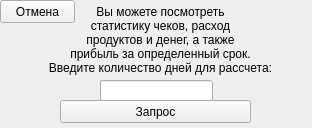
This is admin/statsinput.ui in 244sinfall/fastfoodDeliveryAggregator as Qt 5 draws it before an edit. The edited form follows.
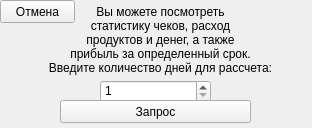
This is the edited form.

What changed in the file:
```diff
--- a/admin/statsinput.ui
+++ b/admin/statsinput.ui
@@ -55,15 +55,21 @@
     <set>Qt::AlignCenter</set>
    </property>
   </widget>
-  <widget class="QLineEdit" name="statsDaysInput">
+  <widget class="QSpinBox" name="getDaysBox">
    <property name="geometry">
     <rect>
      <x>100</x>
      <y>80</y>
-     <width>113</width>
-     <height>21</height>
+     <width>111</width>
+     <height>22</height>
     </rect>
    </property>
+   <property name="minimum">
+    <number>1</number>
+   </property>
+   <property name="maximum">
+    <number>365</number>
+   </property>
   </widget>
  </widget>
  <resources/>
```
